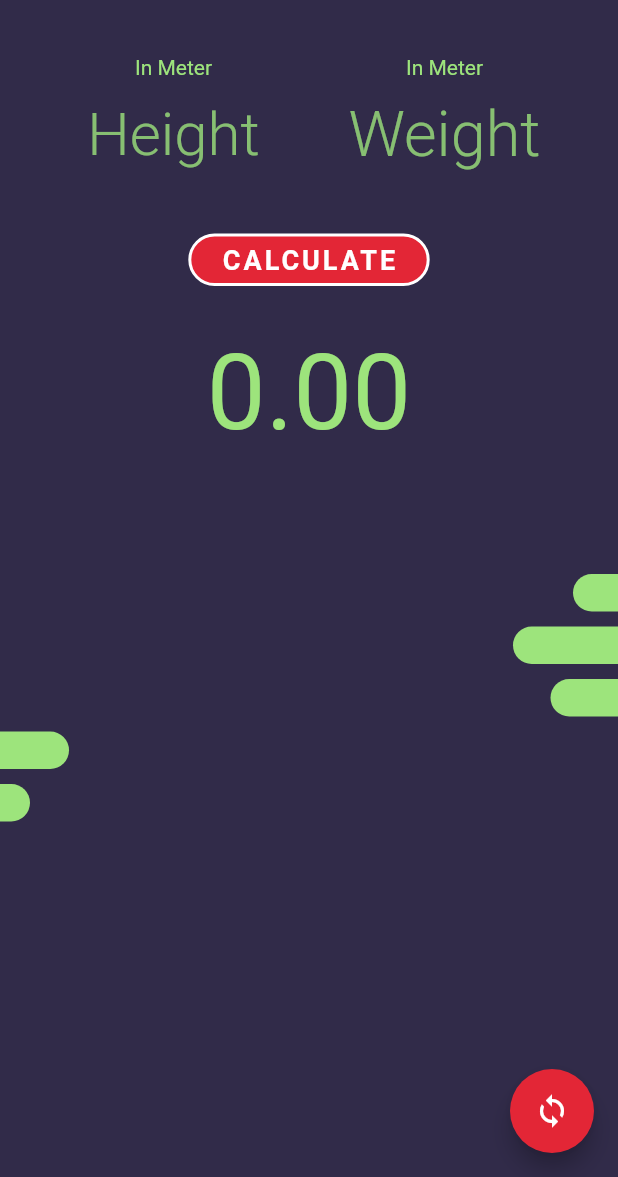
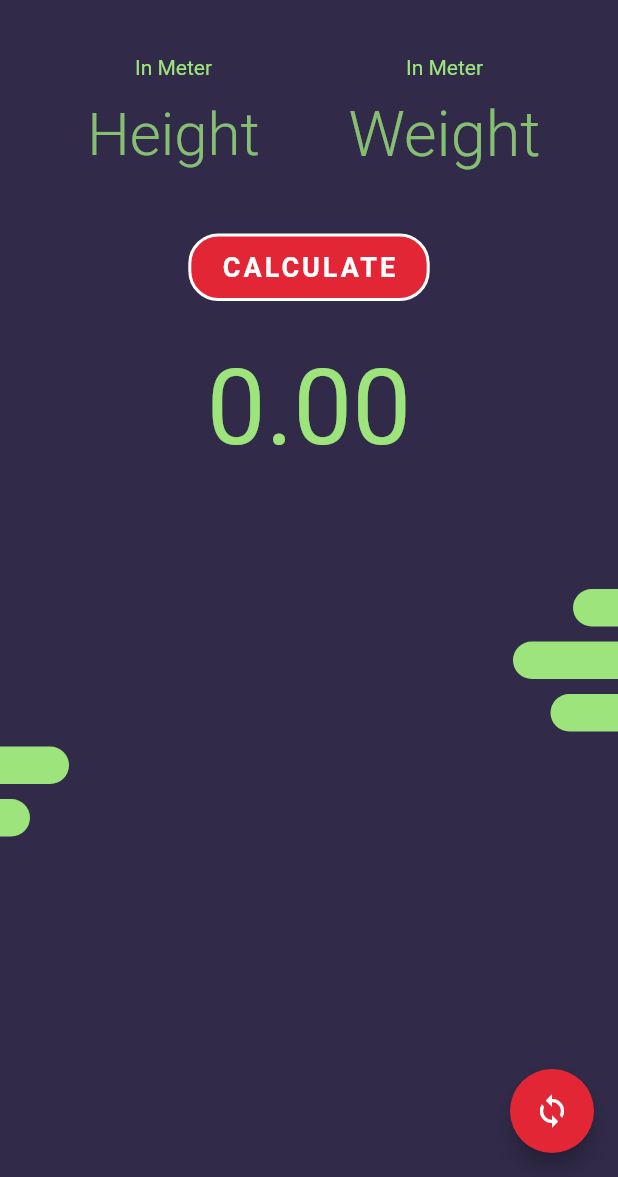
Before and after one commit to jay-isampelliwar/BMI_calculator, a Flutter app: the screen it shows after launch, on a phone screen of 412 x 824 dp, the part 59-1236 px from its top. Run offline on Flutter 3.47's test engine with Material 2 defaults, Android fonts, the phone set to English and light mode, and no system bars; our stand-ins replace hexcolor.

Commit message:
Button modified and unit added

```diff
--- a/lib/screens/home_page.dart
+++ b/lib/screens/home_page.dart
@@ -126,7 +126,7 @@ class _HomePageState extends State<HomePage> {
               }),
               child: Container(
                 padding:
-                    const EdgeInsets.symmetric(horizontal: 20, vertical: 5),
+                    const EdgeInsets.symmetric(horizontal: 20, vertical: 10),
                 decoration: BoxDecoration(
                   border: Border.all(width: 2, color: Colors.white),
                   borderRadius: BorderRadius.circular(20),
@@ -197,7 +197,9 @@ class _HomePageState extends State<HomePage> {
             _text_Result = "";
             _heightController.text = "";
             _weightController.text = "";
-            FocusScope.of(context).requestFocus(FocusNode());
+            FocusScope.of(context).requestFocus(
+              FocusNode(),
+            );
           });
         }),
         backgroundColor: HexColor("#e32636"),
```
